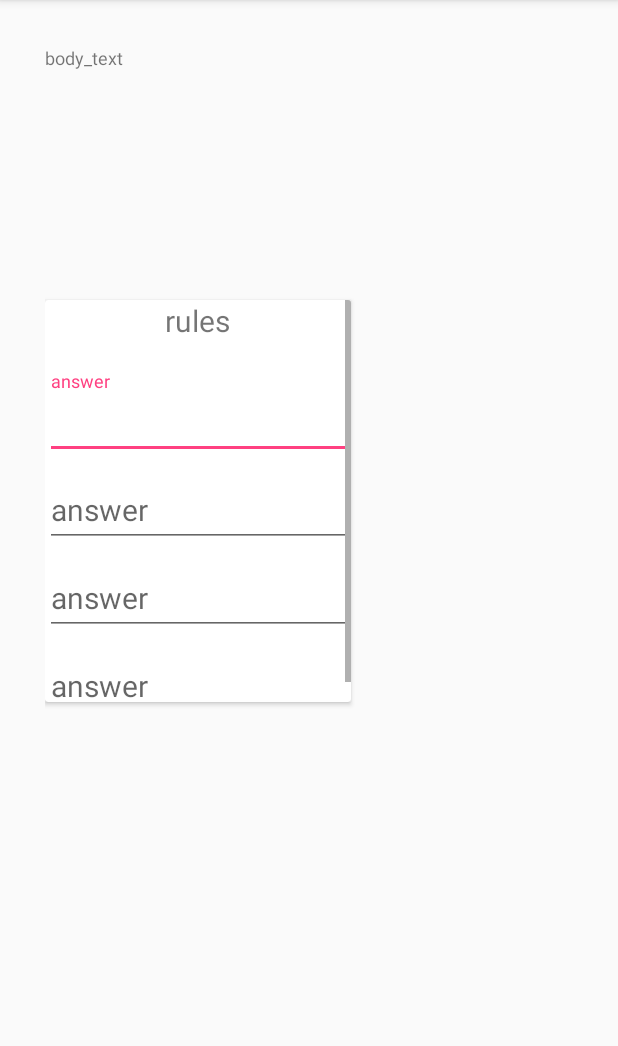
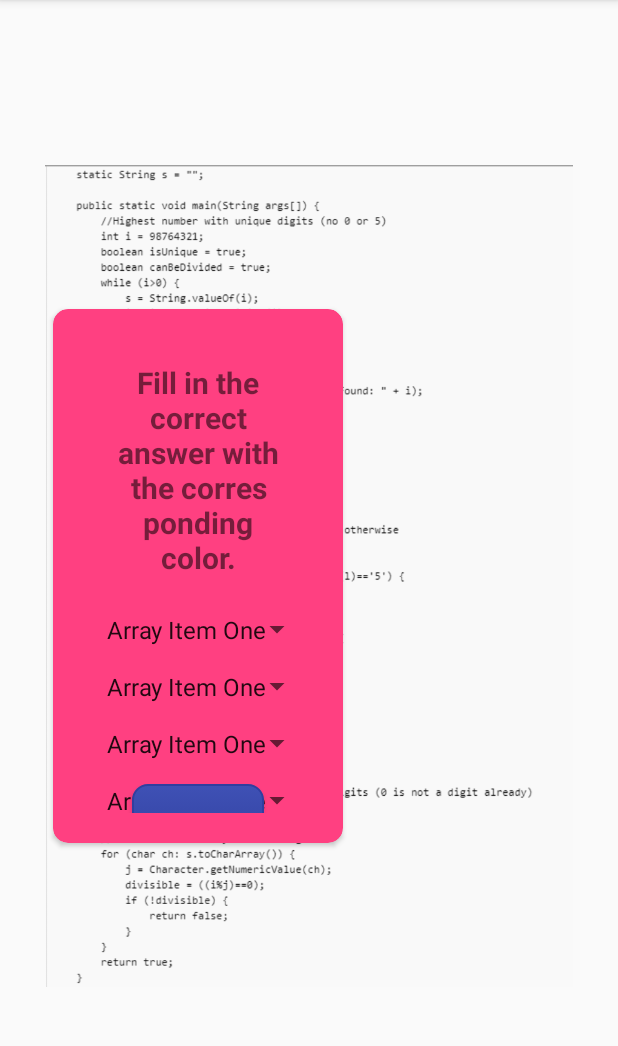
Before and after one commit to project-java-learn/java_learn, an Android app: the fragment FillBlank shown on its own in the app's theme, on a phone screen of 412 x 824 dp, the part 84-1130 px from its top. Run offline under Robolectric (Android 15) with nearby library versions, the phone set to English and light mode, and no system bars.

Commit message:
changed xml of multiple choice, fill in the blank and definitions.

```diff
--- a/app/build.gradle
+++ b/app/build.gradle
@@ -4,7 +4,7 @@ android {
     compileSdkVersion 28
     defaultConfig {
         applicationId "edu.cnm.deepdive.java_learn"
-        minSdkVersion 19
+        minSdkVersion 21
         targetSdkVersion 28
         versionCode 1
         versionName "1.0"
--- a/app/src/main/java/edu/cnm/deepdive/java_learn/dragDrop/DragDropFragment.java
+++ b/app/src/main/java/edu/cnm/deepdive/java_learn/dragDrop/DragDropFragment.java
@@ -24,7 +24,7 @@ public class DragDropFragment extends Fragment {
   public View onCreateView(LayoutInflater inflater, ViewGroup container,
       Bundle savedInstanceState) {
     // Inflate the layout for this fragment
-    return inflater.inflate(R.layout.fragment_drag_drop, container, false);
+    return inflater.inflate(R.layout.fragment_definitions, container, false);
   }
 
 }
--- /dev/null
+++ b/app/src/main/res/drawable/my_button.xml
@@ -0,0 +1,24 @@
+<?xml version="1.0" encoding="utf-8"?>
+<selector xmlns:android="http://schemas.android.com/apk/res/android" >
+  <item android:state_pressed="true" >
+    <shape android:shape="rectangle"  >
+      <corners android:radius="10dp" />
+      <stroke android:width="1dip" android:color="@color/colorPrimary" />
+      <gradient android:angle="-90" android:startColor="@color/colorPrimaryDark" android:endColor="@color/colorPrimary"  />
+    </shape>
+  </item>
+  <item android:state_focused="true">
+    <shape android:shape="rectangle"  >
+      <corners android:radius="10dp" />
+      <stroke android:width="1dip" android:color="@color/colorPrimary" />
+      <solid android:color="@color/colorPrimaryDark"/>
+    </shape>
+  </item>
+  <item >
+    <shape android:shape="rectangle"  >
+      <corners android:radius="10dp" />
+      <stroke android:width="1dip" android:color="@color/colorPrimaryDark" />
+      <gradient android:angle="-90" android:startColor="@color/colorPrimary" android:endColor="@color/colorPrimaryDark" />
+    </shape>
+  </item>
+</selector>
--- a/app/src/main/res/layout/fragment_fill_blank.xml
+++ b/app/src/main/res/layout/fragment_fill_blank.xml
@@ -7,106 +7,122 @@
   android:layout_height="match_parent"
   android:padding="30dp"
   android:orientation="horizontal"
+  android:clipToPadding="false"
   tools:context=".fillInBlank.FillBlank">
 
   <!--Body of Text-->
   <LinearLayout
     android:layout_width="500sp"
     android:layout_height="match_parent"
+    android:clipToPadding="false"
     android:orientation="vertical">
 
     <!--body of text no fill-->
-    <TextView
+    <ImageView
       android:layout_width="wrap_content"
       android:layout_height="wrap_content"
-      android:text="body_text"
-      android:textSize="12dp"/>
+      android:src="@drawable/snip_of_code"
+      />
 
   </LinearLayout>
 
   <!--Rules-->
   <android.support.v7.widget.CardView
+    style="@style/cardView"
     android:layout_width="313dp"
-    android:layout_height="268dp"
+    android:layout_height="368dp"
     android:layout_marginTop="170dp"
     android:layout_marginEnd="148dp"
+    android:clipToPadding="false"
     android:layout_alignParentEnd="true"
     android:layout_alignParentTop="true">
 
-    <ScrollView
-      android:layout_width="match_parent"
-      android:layout_height="match_parent">
-
-    <LinearLayout
+    <android.support.constraint.ConstraintLayout
       android:layout_width="match_parent"
       android:layout_height="match_parent"
+      android:padding="20dp"
       android:orientation="vertical"
       >
 
       <TextView
+        android:id="@+id/fill_in_rules"
         android:layout_width="wrap_content"
         android:layout_height="wrap_content"
         android:layout_gravity="center_horizontal"
+        android:padding="15dp"
         android:paddingBottom="20dp"
-        android:text="rules"
+        android:text="Fill in the correct answer with the corresponding color."
+        style="@style/TextViewStyle"
+        android:textAlignment="center"
         android:textSize="20sp"
         />
 
+      <android.support.v7.widget.AppCompatSpinner
+        android:id="@+id/fill_in_one_spinner"
+        android:layout_width="wrap_content"
+        android:layout_height="wrap_content"
+        android:padding="8dp"
+        android:entries="@array/fill_in_one_entries"
+        app:layout_constraintLeft_toLeftOf="parent"
+        app:layout_constraintRight_toRightOf="parent"
+        app:layout_constraintTop_toBottomOf="@id/fill_in_rules"
+        >
+      </android.support.v7.widget.AppCompatSpinner>
 
-      <android.support.design.widget.TextInputLayout
-        android:layout_width="match_parent"
+      <android.support.v7.widget.AppCompatSpinner
+        android:id="@+id/fill_in_two_spinner"
+        android:layout_width="wrap_content"
         android:layout_height="wrap_content"
-        app:hintAnimationEnabled="true">
+        android:padding="8dp"
+        android:entries="@array/fill_in_one_entries"
+        app:layout_constraintLeft_toLeftOf="parent"
+        app:layout_constraintRight_toRightOf="parent"
+        app:layout_constraintTop_toBottomOf="@id/fill_in_one_spinner"
+        >
+      </android.support.v7.widget.AppCompatSpinner>
 
-        <android.support.design.widget.TextInputEditText
-          android:layout_width="match_parent"
-          android:layout_height="wrap_content"
-          android:hint="answer"
-          android:textSize="20sp"/>
+      <android.support.v7.widget.AppCompatSpinner
+        android:id="@+id/fill_in_three_spinner"
+        android:layout_width="wrap_content"
+        android:layout_height="wrap_content"
+        android:padding="8dp"
+        android:entries="@array/fill_in_three_entries"
+        app:layout_constraintLeft_toLeftOf="parent"
+        app:layout_constraintRight_toRightOf="parent"
+        app:layout_constraintTop_toBottomOf="@id/fill_in_two_spinner"
+        >
+      </android.support.v7.widget.AppCompatSpinner>
 
-      </android.support.design.widget.TextInputLayout>
+      <android.support.v7.widget.AppCompatSpinner
+        android:id="@+id/fill_in_four_spinner"
+        android:layout_width="wrap_content"
+        android:layout_height="wrap_content"
+        android:padding="8dp"
+        android:entries="@array/fill_in_four_entries"
+        app:layout_constraintLeft_toLeftOf="parent"
+        app:layout_constraintRight_toRightOf="parent"
+        app:layout_constraintTop_toBottomOf="@id/fill_in_three_spinner"
+        >
+      </android.support.v7.widget.AppCompatSpinner>
 
-      <android.support.design.widget.TextInputLayout
-        android:layout_width="match_parent"
+      <Button
+        android:id="@+id/fill_blank_submit_button"
+        android:layout_width="wrap_content"
         android:layout_height="wrap_content"
-        app:hintAnimationEnabled="true">
+        android:background="@drawable/my_button"
+        android:padding="15dp"
+        android:text="@string/fill_blank_submit"
+        app:layout_constraintLeft_toLeftOf="parent"
+        app:layout_constraintRight_toRightOf="parent"
+        app:layout_constraintTop_toBottomOf="@id/fill_in_four_spinner"
+        app:layout_constraintBottom_toBottomOf="parent"
+        android:clickable="true"
+        android:focusable="true"
+        />
 
-        <android.support.design.widget.TextInputEditText
-          android:layout_width="match_parent"
-          android:layout_height="wrap_content"
-          android:hint="answer"
-          android:textSize="20sp"/>
+    </android.support.constraint.ConstraintLayout>
 
-      </android.support.design.widget.TextInputLayout>
 
-      <android.support.design.widget.TextInputLayout
-        android:layout_width="match_parent"
-        android:layout_height="wrap_content"
-        app:hintAnimationEnabled="true">
-
-        <android.support.design.widget.TextInputEditText
-          android:layout_width="match_parent"
-          android:layout_height="wrap_content"
-          android:hint="answer"
-          android:textSize="20sp"/>
-
-      </android.support.design.widget.TextInputLayout>
-
-      <android.support.design.widget.TextInputLayout
-        android:layout_width="match_parent"
-        android:layout_height="wrap_content"
-        app:hintAnimationEnabled="true">
-
-        <android.support.design.widget.TextInputEditText
-          android:layout_width="match_parent"
-          android:layout_height="wrap_content"
-          android:hint="answer"
-          android:textSize="20sp"/>
-
-      </android.support.design.widget.TextInputLayout>
-
-    </LinearLayout>
-    </ScrollView>
   </android.support.v7.widget.CardView>
 
 
--- a/app/src/main/res/values/strings.xml
+++ b/app/src/main/res/values/strings.xml
@@ -6,35 +6,53 @@
   <string name="definition_three_question">The principal building blocks of object-oriented programs.</string>
   <string name="fourth_definition_question">A data member of a class.</string>
   <string name="definition_five_question">A Java programming language keyword used in a class definition to specify that a class is not to be instantiated, but rather inherited by other classes.</string>
+  <string name="fill_blank_submit">SUBMIT</string>
 
   <string-array name="definition_one_entries">
-  <item>Array Item One</item>
-  <item>Array Item Two</item>
-  <item>Array Item Three</item>
-</string-array>
-
+    <item>Array Item One</item>
+    <item>Array Item Two</item>
+    <item>Array Item Three</item>
+  </string-array>
   <string-array name="definition_two_entries">
     <item>Array Item One</item>
     <item>Array Item Two</item>
     <item>Array Item Three</item>
   </string-array>
-
   <string-array name="definition_three_entries">
     <item>Array Item One</item>
     <item>Array Item Two</item>
     <item>Array Item Three</item>
   </string-array>
-
   <string-array name="definition_four_entries">
     <item>Array Item One</item>
     <item>Array Item Two</item>
     <item>Array Item Three</item>
   </string-array>
-
   <string-array name="definition_five_entries">
     <item>Array Item One</item>
     <item>Array Item Two</item>
     <item>Array Item Three</item>
   </string-array>
 
+  <string-array name="fill_in_one_entries">
+    <item>Array Item One</item>
+    <item>Array Item Two</item>
+    <item>Array Item Three</item>
+  </string-array>
+  <string-array name="fill_in_two_entries">
+    <item>Array Item One</item>
+    <item>Array Item Two</item>
+    <item>Array Item Three</item>
+  </string-array>
+  <string-array name="fill_in_three_entries">
+    <item>Array Item One</item>
+    <item>Array Item Two</item>
+    <item>Array Item Three</item>
+  </string-array>
+  <string-array name="fill_in_four_entries">
+    <item>Array Item One</item>
+    <item>Array Item Two</item>
+    <item>Array Item Three</item>
+  </string-array>
+
 </resources>
--- a/app/src/main/res/values/styles.xml
+++ b/app/src/main/res/values/styles.xml
@@ -10,7 +10,25 @@
 
   <style name="TextViewStyle">
     <item name="android:textSize">20sp</item>
-    <item name="android:padding">50dp</item>
+    <item name="android:textStyle">bold</item>
   </style>
 
+  <style name="TextViewStyleSmall">
+    <item name="android:textSize">12sp</item>
+    <item name="android:textStyle">bold</item>
+  </style>
+
+  <style name="cardView" parent="Widget.MaterialComponents.CardView">
+    <item name="android:padding">40dp</item>
+    <item name="android:animateLayoutChanges">true</item>
+    <item name="cardCornerRadius">10dp</item>
+    <item name="android:paddingBottom">16dp</item>
+    <item name="cardElevation">2dp</item>
+    <item name="android:translationZ">8dp</item>
+    <item name="cardUseCompatPadding">true</item>
+    <item name="cardBackgroundColor">@color/colorAccent</item>
+  </style>
+
+
+
 </resources>
```
Also changed, not shown: app/src/main/res/layout/fragment_definitions.xml (added, +118 -0 lines), app/src/main/res/layout/fragment_drag_drop.xml (deleted, +0 -129 lines), app/src/main/res/layout/fragment_multiple_choice.xml (+82 -60 lines).
